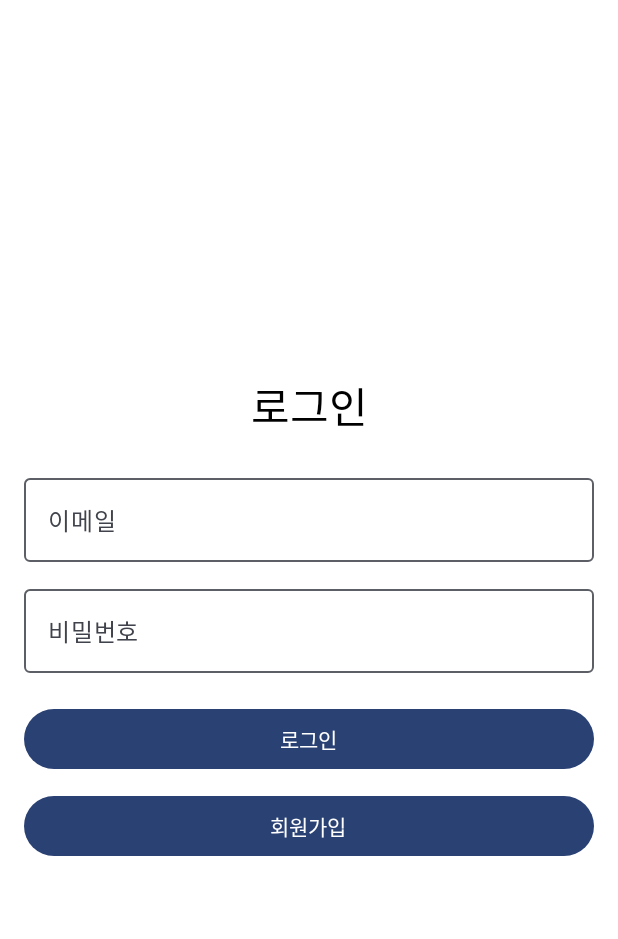
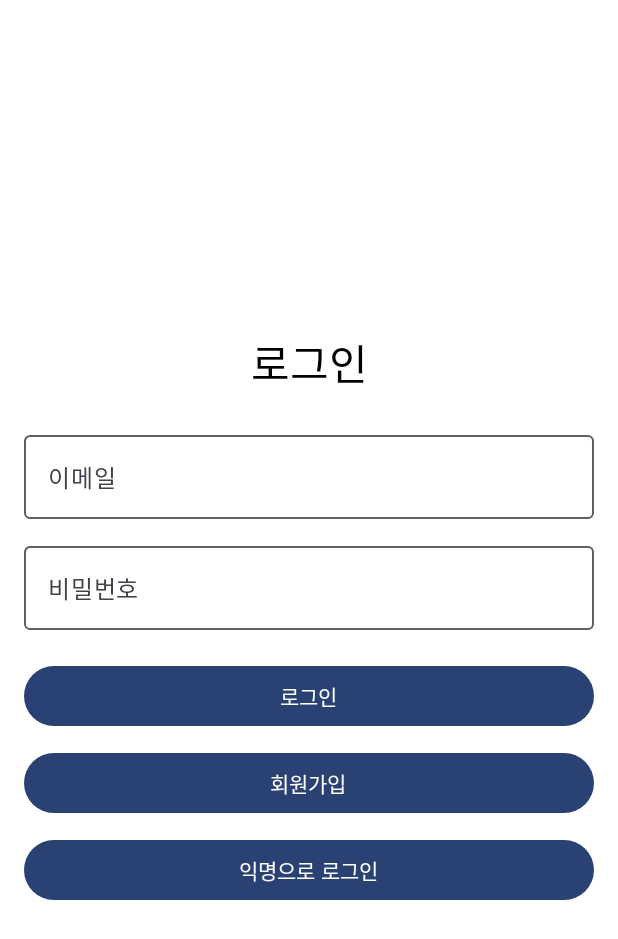
Before and after one commit to gaa333/CV2Project, an Android app built with Jetpack Compose: the screen it shows after launch (MainActivity), on a phone screen of 412 x 824 dp. Shown: the top 939 px of the screen. Run offline under Robolectric (Android 15) with nearby library versions, the phone set to English and light mode, and no system bars; our stand-ins replace Firebase (no records; nobody signed in at launch, a user with empty details on screens opened directly), accompanist; libraries missing offline, so code that uses them is left out: androidx.camera.core, androidx.camera.lifecycle, androidx.camera.video, androidx.camera.view, com.google.accompanist.navigation and 1 more.

Commit message:
자동 로그인, 익명 로그인 기능 추가

```diff
--- a/app/src/main/java/com/example/cv2project/LoginScreen.kt
+++ b/app/src/main/java/com/example/cv2project/LoginScreen.kt
@@ -92,5 +92,25 @@ fun LoginScreen(navController: NavController, authManager: AuthManager) {
         ) {
             Text("회원가입")
         }
+
+        Spacer(modifier = Modifier.height(10.dp))
+
+        // 익명 로그인 버튼 추가 ✅
+        Button(
+            onClick = {
+                authManager.signInAnonymously { success, error ->
+                    if (success) {
+                        navController.navigate("main") {
+                            popUpTo("login") { inclusive = true }
+                        }
+                    } else {
+                        errorMessage = "익명 로그인 실패: $error"
+                    }
+                }
+            },
+            modifier = Modifier.fillMaxWidth()
+        ) {
+            Text("익명으로 로그인")
+        }
     }
 }
--- a/app/src/main/java/com/example/cv2project/MainActivity.kt
+++ b/app/src/main/java/com/example/cv2project/MainActivity.kt
@@ -159,12 +159,13 @@ fun MyApp() {
 
     AnimatedNavHost(
         navController = navController,
-        startDestination = "login",
+        startDestination = "splash",
         enterTransition = { fadeIn(animationSpec = tween(0)) },
         exitTransition = { fadeOut(animationSpec = tween(0)) },
         popEnterTransition = { fadeIn(animationSpec = tween(0)) },
         popExitTransition = { fadeOut(animationSpec = tween(0)) }
     ) {
+        composable("splash") { SplashScreen(navController, authManager) }
         composable("login") { LoginScreen(navController, authManager) }
         composable("signup") { SignUpScreen(navController, authManager) }
         composable("main") { MainScreen(navController, authManager) }
@@ -321,7 +322,7 @@ fun MainScreen(navController: NavHostController, authManager: AuthManager) {
                 painter = painterResource(R.drawable.red),
                 contentDescription = null,
                 modifier = Modifier
-                    .size(50.dp)
+                    .size(40.dp)
                     .clickable {
                         authManager.logout()
                         navController.navigate("login") {
--- /dev/null
+++ b/app/src/main/java/com/example/cv2project/SplahScreen.kt
@@ -0,0 +1,47 @@
+package com.example.cv2project
+
+import androidx.compose.foundation.layout.Box
+import androidx.compose.foundation.layout.fillMaxSize
+import androidx.compose.material3.Text
+import androidx.compose.runtime.Composable
+import androidx.compose.runtime.LaunchedEffect
+import androidx.compose.ui.Alignment
+import androidx.compose.ui.Modifier
+import androidx.compose.ui.unit.sp
+import androidx.navigation.NavController
+import com.example.cv2project.auth.AuthManager
+
+@Composable
+fun SplashScreen(navController: NavController, authManager: AuthManager) {
+    val user = authManager.getCurrentUser()
+
+    LaunchedEffect(Unit) {
+        when {
+            user == null -> {
+                // 로그인하지 않은 경우 로그인 화면으로 이동
+                navController.navigate("login") {
+                    popUpTo("splash") { inclusive = true }
+                }
+            }
+            user.isAnonymous -> {
+                // 익명 로그인한 경우 자동 로그아웃 후 로그인 화면으로 이동
+                authManager.logout()
+                navController.navigate("login") {
+                    popUpTo("splash") { inclusive = true }
+                }
+            }
+            else -> {
+                // 정상 로그인한 경우 메인 화면으로 이동
+                navController.navigate("main") {
+                    popUpTo("splash") { inclusive = true }
+                }
+            }
+        }
+    }
+    Box(
+        modifier = Modifier.fillMaxSize(),
+        contentAlignment = Alignment.Center
+    ) {
+        Text("앱 로딩 중...", fontSize = 20.sp)
+    }
+}
```
Also changed, not shown: app/src/main/java/com/example/cv2project/auth/AuthManager.kt (+12 -0 lines).
